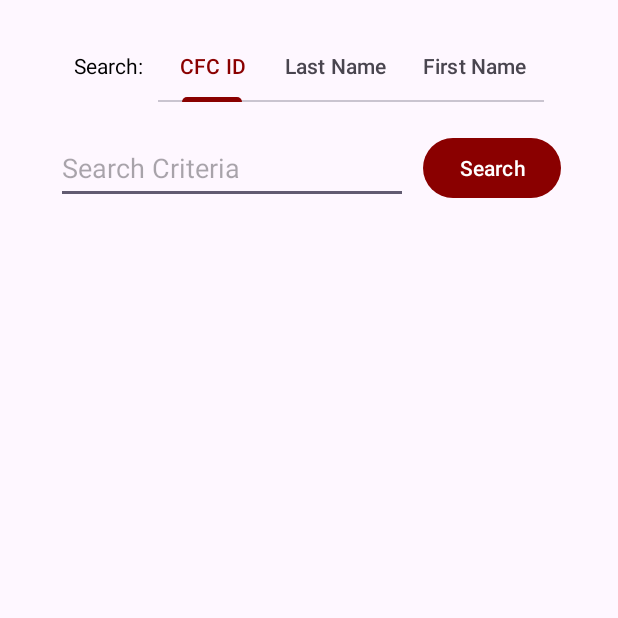
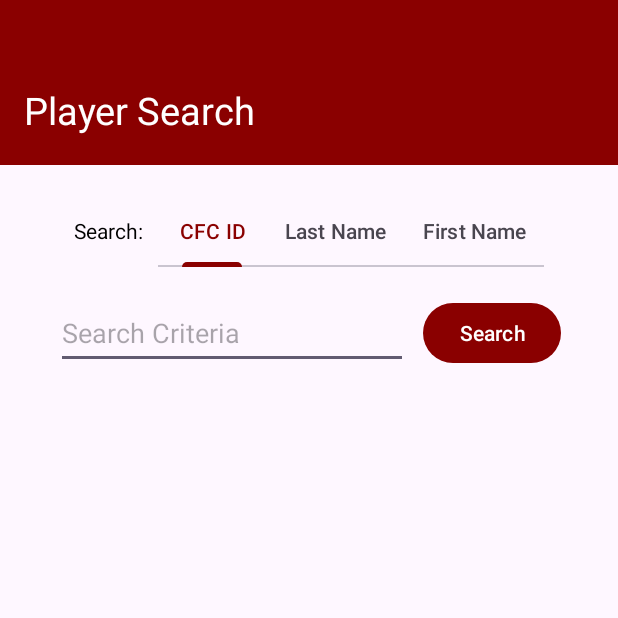
Before and after one commit to TechyScientist/CFCPlayers-Android, an Android app: the screen it shows after launch (MainActivity), on a phone screen of 412 x 824 dp, the top half of it. Run offline under Robolectric (Android 15) with nearby library versions, the phone set to English and light mode, and no system bars.

Commit message:
Add custom toolbar to replace action bar

```diff
--- a/app/src/main/java/net/johnnyconsole/cfcplayers/MainActivity.kt
+++ b/app/src/main/java/net/johnnyconsole/cfcplayers/MainActivity.kt
@@ -65,7 +65,6 @@ class MainActivity : AppCompatActivity() {
         super.onCreate(savedInstanceState)
         binding = ActivityMainBinding.inflate(layoutInflater)
         setContentView(binding.root)
-        supportActionBar!!.title = getString(R.string.PlayerSearch)
 
         binding.tlSearchField.addOnTabSelectedListener(object: TabLayout.OnTabSelectedListener {
             override fun onTabSelected(tab: TabLayout.Tab?) {
--- a/app/src/main/res/layout/activity_main.xml
+++ b/app/src/main/res/layout/activity_main.xml
@@ -7,6 +7,22 @@
     android:orientation="vertical"
     android:gravity="center_horizontal"
     tools:context=".MainActivity">
+
+    <Toolbar
+        android:layout_width="match_parent"
+        android:layout_height="110dp"
+        android:background="?attr/colorPrimary"
+        android:gravity="bottom">
+
+        <TextView
+            android:layout_width="wrap_content"
+            android:layout_height="wrap_content"
+            android:text="@string/PlayerSearch"
+            android:textColor="@color/white"
+            android:textSize="25sp"
+            android:layout_marginBottom="30dp"/>
+
+    </Toolbar>
 
     <androidx.appcompat.widget.LinearLayoutCompat
         android:layout_width="match_parent"
```
